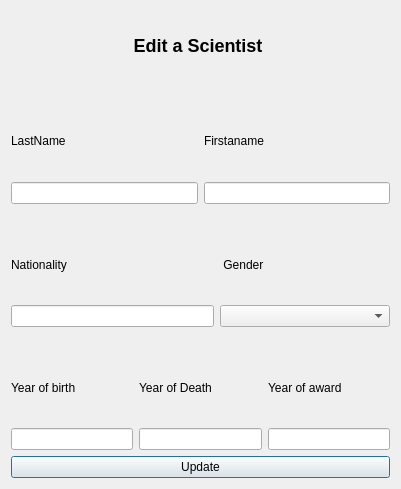
Old version of the form Gui-Vln-2016/editscientist.ui in the repository ivark16/Vln-2016.
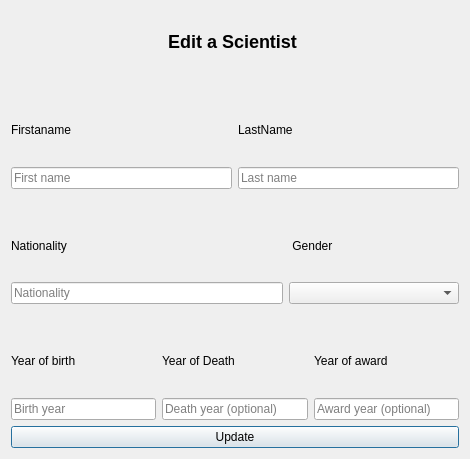
New version of the form. Icons and pictures are not drawn.

```diff
--- a/Gui-Vln-2016/editscientist.ui
+++ b/Gui-Vln-2016/editscientist.ui
@@ -6,8 +6,8 @@
    <rect>
     <x>0</x>
     <y>0</y>
-    <width>401</width>
-    <height>489</height>
+    <width>470</width>
+    <height>459</height>
    </rect>
   </property>
   <property name="windowTitle">
@@ -40,13 +40,6 @@
    </item>
    <item>
     <layout class="QHBoxLayout" name="horizontalLayout">
-     <item>
-      <widget class="QLabel" name="labelLastName">
-       <property name="text">
-        <string>LastName</string>
-       </property>
-      </widget>
-     </item>
      <item>
       <widget class="QLabel" name="labelFirstName">
        <property name="text">
@@ -54,15 +47,33 @@
        </property>
       </widget>
      </item>
+     <item>
+      <widget class="QLabel" name="labelLastName">
+       <property name="text">
+        <string>LastName</string>
+       </property>
+      </widget>
+     </item>
     </layout>
    </item>
    <item>
     <layout class="QHBoxLayout" name="horizontalLayout_2">
      <item>
-      <widget class="QLineEdit" name="lineEditLastName"/>
+      <widget class="QLineEdit" name="lineEditFirstName">
+       <property name="placeholderText">
+        <string>First name</string>
+       </property>
+      </widget>
      </item>
      <item>
-      <widget class="QLineEdit" name="lineEditFirstName"/>
+      <widget class="QLineEdit" name="lineEditLastName">
+       <property name="text">
+        <string/>
+       </property>
+       <property name="placeholderText">
+        <string>Last name</string>
+       </property>
+      </widget>
      </item>
     </layout>
    </item>
@@ -112,7 +123,11 @@
    <item>
     <layout class="QHBoxLayout" name="horizontalLayout_4">
      <item>
-      <widget class="QLineEdit" name="lineEditNationality"/>
+      <widget class="QLineEdit" name="lineEditNationality">
+       <property name="placeholderText">
+        <string>Nationality</string>
+       </property>
+      </widget>
      </item>
      <item>
       <widget class="QComboBox" name="genderSelectBox">
@@ -167,13 +182,25 @@
    <item>
     <layout class="QHBoxLayout" name="horizontalLayout_6">
      <item>
-      <widget class="QLineEdit" name="lineEditYOB"/>
+      <widget class="QLineEdit" name="lineEditYOB">
+       <property name="placeholderText">
+        <string>Birth year</string>
+       </property>
+      </widget>
      </item>
      <item>
-      <widget class="QLineEdit" name="lineEditYOD"/>
+      <widget class="QLineEdit" name="lineEditYOD">
+       <property name="placeholderText">
+        <string>Death year (optional)</string>
+       </property>
+      </widget>
      </item>
      <item>
-      <widget class="QLineEdit" name="lineEditYOA"/>
+      <widget class="QLineEdit" name="lineEditYOA">
+       <property name="placeholderText">
+        <string>Award year (optional)</string>
+       </property>
+      </widget>
      </item>
     </layout>
    </item>
```
